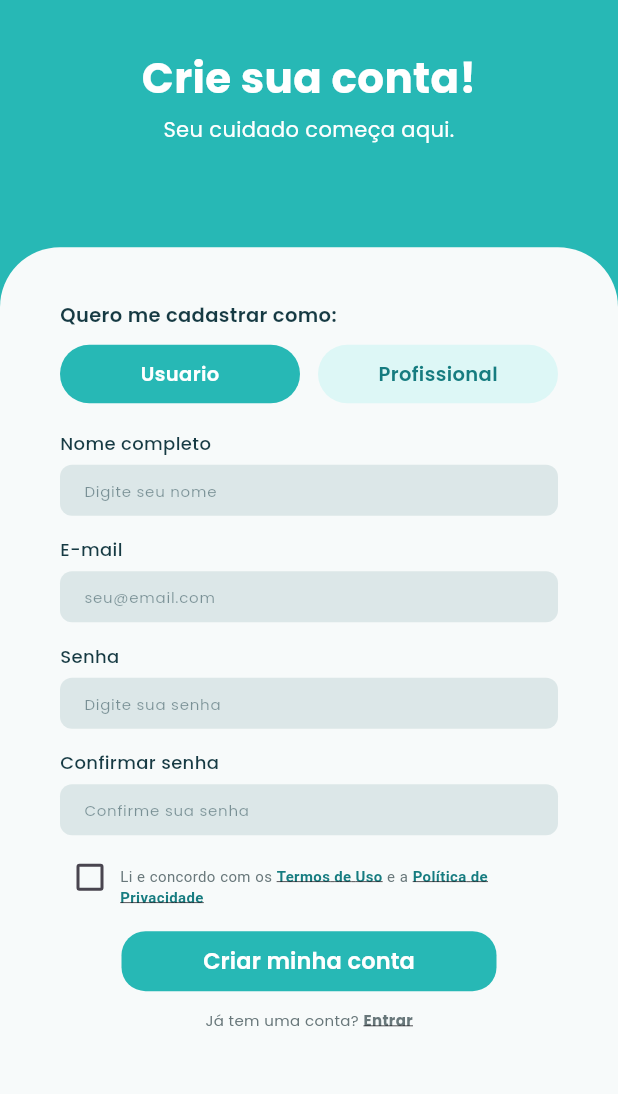
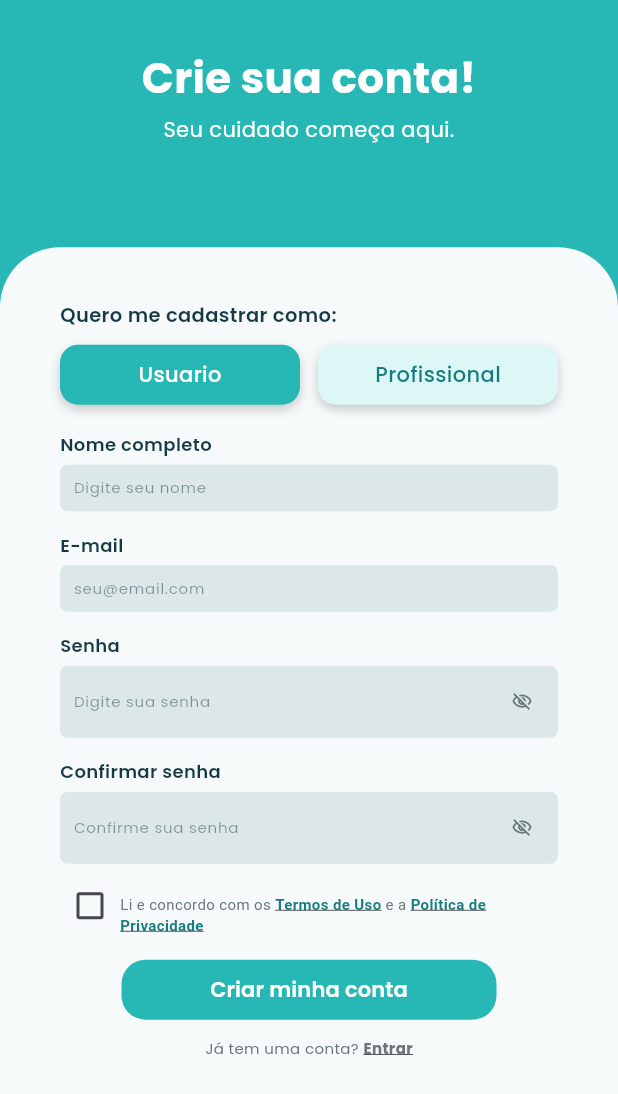
Before and after one commit to dzblivion/MedTrack, a Flutter app: the screen it shows after launch, after a tap on "Entrar", after a tap on "Criar Conta", on a phone screen of 412 x 824 dp. Shown: the top 1094 px of the screen. Run offline on Flutter 3.47's test engine with Material 3 defaults, Android fonts, the phone set to English and light mode, and no system bars; our stand-ins replace flutter_secure_storage, go_router, google_fonts; accounts and stored records are empty.

Commit message:
feat: aprimora interfaces e adiciona dependencias do frontend

```diff
--- a/frontend/lib/features/auth/cadastro_screen.dart
+++ b/frontend/lib/features/auth/cadastro_screen.dart
@@ -1,5 +1,6 @@
 import 'package:flutter/material.dart';
 import 'package:go_router/go_router.dart';
+import 'package:google_fonts/google_fonts.dart';
 import 'package:provider/provider.dart';
 
 import '../../app/rotas.dart';
@@ -37,6 +38,8 @@ class _CadastroScreenState extends State<CadastroScreen> {
   String? _ufRegistro;
   bool _aceitaTermos = false;
   bool _carregando = false;
+  bool _senhaVisivel = false;
+  bool _confirmarSenhaVisivel = false;
 
   @override
   void dispose() {
@@ -108,9 +111,9 @@ class _CadastroScreenState extends State<CadastroScreen> {
         child: Column(
           crossAxisAlignment: CrossAxisAlignment.start,
           children: [
-            const Text(
+            Text(
               'Quero me cadastrar como:',
-              style: TextStyle(
+              style: GoogleFonts.poppins(
                 color: AppColors.inputText,
                 fontSize: 13,
                 fontWeight: FontWeight.w600,
@@ -185,8 +188,21 @@ class _CadastroScreenState extends State<CadastroScreen> {
               label: 'Senha',
               hint: 'Digite sua senha',
               controller: _senhaController,
-              obscureText: true,
+              obscureText: !_senhaVisivel,
               textInputAction: TextInputAction.next,
+              suffixIcon: IconButton(
+                padding: EdgeInsets.zero,
+                constraints: const BoxConstraints(
+                  minWidth: 10,
+                  minHeight: 10,
+                ),
+                icon: Icon(
+                  _senhaVisivel ? Icons.visibility_outlined : Icons.visibility_off_outlined,
+                  color: AppColors.gray,
+                  size: 14
+                ),
+                onPressed: () => setState(() => _senhaVisivel = !_senhaVisivel),
+              ),
               validator: AuthValidators.novaSenha,
             ),
             const SizedBox(height: 14),
@@ -194,8 +210,21 @@ class _CadastroScreenState extends State<CadastroScreen> {
               label: 'Confirmar senha',
               hint: 'Confirme sua senha',
               controller: _confirmarSenhaController,
-              obscureText: true,
+              obscureText: !_confirmarSenhaVisivel,
               textInputAction: TextInputAction.done,
+              suffixIcon: IconButton(
+                padding: EdgeInsets.zero,
+                constraints: const BoxConstraints(
+                  minWidth: 10,
+                  minHeight: 10,
+                ),
+                icon: Icon(
+                  _confirmarSenhaVisivel ? Icons.visibility_outlined : Icons.visibility_off_outlined,
+                  color: AppColors.gray,
+                  size: 14
+                ),
+                onPressed: () => setState(() => _confirmarSenhaVisivel = !_confirmarSenhaVisivel),
+              ),
               validator: AuthValidators.confirmarSenha(
                 () => _senhaController.text,
               ),
--- a/frontend/lib/features/auth/login_screen.dart
+++ b/frontend/lib/features/auth/login_screen.dart
@@ -27,6 +27,7 @@ class _LoginScreenState extends State<LoginScreen> {
   final _senhaController = TextEditingController();
 
   bool _carregando = false;
+  bool _senhaVisivel = false;
 
   @override
   void dispose() {
@@ -89,6 +90,20 @@ class _LoginScreenState extends State<LoginScreen> {
               textInputAction: TextInputAction.done,
               validator: AuthValidators.senhaObrigatoria,
               onFieldSubmitted: (_) => _entrar(),
+
+              suffixIcon: IconButton(
+                padding: EdgeInsets.zero,
+                constraints: const BoxConstraints(
+                  minWidth: 10,
+                  minHeight: 10,
+                ),
+                icon: Icon(
+                  _senhaVisivel ? Icons.visibility_outlined : Icons.visibility_off_outlined,
+                  color: AppColors.gray,
+                  size: 14
+                ),
+                onPressed: () => setState(() => _senhaVisivel = !_senhaVisivel),
+              ),
             ),
             const SizedBox(height: 20),
             AuthLink(texto: 'Esqueci minha senha', onTap: _esqueciSenha),
--- a/frontend/lib/features/auth/widgets/user_type_toggle.dart
+++ b/frontend/lib/features/auth/widgets/user_type_toggle.dart
@@ -1,4 +1,5 @@
 import 'package:flutter/material.dart';
+import 'package:google_fonts/google_fonts.dart';
 
 import '../../../theme/app_theme.dart';
 
@@ -36,14 +37,22 @@ class UserTypeToggle extends StatelessWidget {
           alignment: Alignment.center,
           decoration: BoxDecoration(
             color: ativo ? AppColors.ciano : AppColors.cianoClaro,
-            borderRadius: BorderRadius.circular(20),
+            borderRadius: BorderRadius.circular(12),
+            boxShadow: [
+              BoxShadow(
+                color: Colors.black.withValues(alpha: 0.2),
+                blurRadius: 5,
+                offset: const Offset(0, 3),
+              ),
+            ]
+
           ),
           child: Text(
             texto,
-            style: TextStyle(
+            style: GoogleFonts.poppins(
               color: ativo ? Colors.white : AppColors.darkCiano,
-              fontSize: 13,
-              fontWeight: FontWeight.w600,
+              fontSize: 14,
+              fontWeight: FontWeight.w500,
             ),
           ),
         ),
--- a/frontend/lib/features/splash/splash_screen.dart
+++ b/frontend/lib/features/splash/splash_screen.dart
@@ -1,5 +1,6 @@
 import 'package:flutter/material.dart';
 import 'package:go_router/go_router.dart';
+import 'package:google_fonts/google_fonts.dart';
 
 import '../../app/rotas.dart';
 import '../../theme/app_theme.dart';
@@ -31,12 +32,12 @@ class SplashScreen extends StatelessWidget {
                 const Spacer(flex: 3),
                 const AppLogo(claro: true),
                 const Spacer(flex: 4),
-                const Text(
+                Text(
                   'Acompanhe seu tratamento de\nforma simples e organizada.',
-                  textAlign: TextAlign.center,
-                  style: TextStyle(
+                  textAlign: TextAlign.left,
+                  style: GoogleFonts.poppins(
                     color: AppColors.darkCiano,
-                    fontSize: 16,
+                    fontSize: 14,
                     fontWeight: FontWeight.w700,
                     height: 1.4,
                   ),
@@ -50,17 +51,17 @@ class SplashScreen extends StatelessWidget {
                 Row(
                   mainAxisAlignment: MainAxisAlignment.center,
                   children: [
-                    const Text(
+                    Text(
                       'Já tem uma conta? ',
-                      style: TextStyle(color: AppColors.gray, fontSize: 12),
+                      style: GoogleFonts.poppins(color: AppColors.gray, fontSize: 10),
                     ),
                     InkWell(
                       onTap: () => context.go(Rotas.login),
-                      child: const Text(
+                      child: Text(
                         'Entrar',
-                        style: TextStyle(
+                        style: GoogleFonts.poppins(
                           color: AppColors.gray,
-                          fontSize: 12,
+                          fontSize: 10,
                           fontWeight: FontWeight.w700,
                           decoration: TextDecoration.underline,
                         ),
--- a/frontend/lib/theme/app_theme.dart
+++ b/frontend/lib/theme/app_theme.dart
@@ -25,6 +25,6 @@ class AppTheme {
   static ThemeData lightTheme = ThemeData(
     useMaterial3: true,
     scaffoldBackgroundColor: AppColors.background,
-    fontFamily: GoogleFonts.poppins().fontFamily,
+    textTheme: GoogleFonts.poppinsTextTheme(),
   );
 }
--- a/frontend/lib/widgets/app_button.dart
+++ b/frontend/lib/widgets/app_button.dart
@@ -1,4 +1,5 @@
 import 'package:flutter/material.dart';
+import 'package:google_fonts/google_fonts.dart';
 
 import '../theme/app_theme.dart';
 
@@ -41,8 +42,8 @@ class AppButton extends StatelessWidget {
                 )
               : Text(
                   texto,
-                  style: const TextStyle(
-                    fontSize: 15,
+                  style: GoogleFonts.poppins(
+                    fontSize: 14,
                     fontWeight: FontWeight.w600,
                   ),
                 ),
--- a/frontend/lib/widgets/app_dropdown.dart
+++ b/frontend/lib/widgets/app_dropdown.dart
@@ -1,4 +1,5 @@
 import 'package:flutter/material.dart';
+import 'package:google_fonts/google_fonts.dart';
 
 import '../theme/app_theme.dart';
 
@@ -31,23 +32,24 @@ class AppDropdown extends StatelessWidget {
       children: [
         Text(
           label,
-          style: const TextStyle(
+          style: GoogleFonts.poppins(
             color: AppColors.inputText,
             fontSize: 12,
-            fontWeight: FontWeight.w500,
+            fontWeight: FontWeight.w600,
           ),
         ),
-        const SizedBox(height: 6),
+        const SizedBox(height: 5),
         DropdownButtonFormField<String>(
+          menuMaxHeight: 180,
           initialValue: valor,
           onChanged: onChanged,
           validator: validator,
           isExpanded: true,
-          icon: const Icon(Icons.keyboard_arrow_down, size: 20),
-          style: const TextStyle(color: AppColors.inputText, fontSize: 12),
+          icon: Transform.translate(offset: const Offset(10, 0), child: const Icon(Icons.keyboard_arrow_down_rounded, color: AppColors.gray, size: 18)),
+          style: GoogleFonts.poppins(color: AppColors.gray, fontSize: 10, fontWeight: FontWeight.w400),
           decoration: InputDecoration(
             hintText: hint,
-            hintStyle: const TextStyle(
+            hintStyle: GoogleFonts.poppins(
               color: AppColors.hintText,
               fontSize: 10,
             ),
@@ -55,20 +57,20 @@ class AppDropdown extends StatelessWidget {
             fillColor: AppColors.field,
             isDense: true,
             contentPadding: const EdgeInsets.symmetric(
-              horizontal: 12,
-              vertical: 8,
+              horizontal: 5,
+              vertical: 3,
             ),
-            errorStyle: const TextStyle(color: AppColors.error, fontSize: 11),
+            errorStyle: GoogleFonts.poppins(color: AppColors.error, fontSize: 10),
             border: OutlineInputBorder(
-              borderRadius: BorderRadius.circular(8),
+              borderRadius: BorderRadius.circular(5),
               borderSide: BorderSide.none,
             ),
             focusedBorder: OutlineInputBorder(
-              borderRadius: BorderRadius.circular(8),
+              borderRadius: BorderRadius.circular(5),
               borderSide: const BorderSide(color: AppColors.ciano),
             ),
             errorBorder: OutlineInputBorder(
-              borderRadius: BorderRadius.circular(8),
+              borderRadius: BorderRadius.circular(5),
               borderSide: const BorderSide(color: AppColors.error),
             ),
           ),
--- a/frontend/lib/widgets/app_logo.dart
+++ b/frontend/lib/widgets/app_logo.dart
@@ -1,6 +1,7 @@
 import 'package:flutter/material.dart';
 
-import '../theme/app_theme.dart';
+import 'package:frontend/theme/app_theme.dart';
+import 'package:google_fonts/google_fonts.dart';
 
 /// Marca "MedTrack" em duas cores.
 ///
@@ -22,19 +23,19 @@ class AppLogo extends StatelessWidget {
       children: [
         RichText(
           text: TextSpan(
-            style: const TextStyle(fontSize: 30, fontWeight: FontWeight.w800),
+            style: GoogleFonts.poppins(fontSize: 30, fontWeight: FontWeight.w800),
             children: [
               TextSpan(text: 'Med', style: TextStyle(color: corMed)),
               TextSpan(text: 'Track', style: TextStyle(color: corTrack)),
             ],
           ),
         ),
-        const SizedBox(height: 4),
+        const SizedBox(height: 1),
         Text(
           'SEU TRATAMENTO, NO SEU RITMO.',
-          style: TextStyle(
+          style: GoogleFonts.poppins(
             color: corTagline,
-            fontSize: 9,
+            fontSize: 8,
             fontWeight: FontWeight.w600,
             letterSpacing: 1.1,
           ),
--- a/frontend/lib/widgets/app_text_field.dart
+++ b/frontend/lib/widgets/app_text_field.dart
@@ -1,5 +1,6 @@
 import 'package:flutter/material.dart';
 import 'package:flutter/services.dart';
+import 'package:google_fonts/google_fonts.dart';
 
 import '../theme/app_theme.dart';
 
@@ -14,6 +15,7 @@ class AppTextField extends StatelessWidget {
   final ValueChanged<String>? onFieldSubmitted;
   final List<TextInputFormatter>? inputFormatters;
   final Iterable<String>? autofillHints;
+  final Widget? suffixIcon;
 
   /// Campo só de toque (ex.: abre um seletor de data em vez do teclado).
   final VoidCallback? onTap;
@@ -31,6 +33,7 @@ class AppTextField extends StatelessWidget {
     this.inputFormatters,
     this.autofillHints,
     this.onTap,
+    this.suffixIcon,
   });
 
   @override
@@ -40,13 +43,13 @@ class AppTextField extends StatelessWidget {
       children: [
         Text(
           label,
-          style: const TextStyle(
+          style: GoogleFonts.poppins(
             color: AppColors.inputText,
             fontSize: 12,
-            fontWeight: FontWeight.w500,
+            fontWeight: FontWeight.w600,
           ),
         ),
-        const SizedBox(height: 6),
+        const SizedBox(height: 5),
         TextFormField(
           controller: controller,
           obscureText: obscureText,
@@ -58,8 +61,13 @@ class AppTextField extends StatelessWidget {
           autofillHints: autofillHints,
           readOnly: onTap != null,
           onTap: onTap,
-          style: const TextStyle(color: AppColors.inputText, fontSize: 12),
+          style: GoogleFonts.poppins(color: AppColors.inputText, fontSize: 10),
           decoration: InputDecoration(
+            suffixIcon: suffixIcon,
+            suffixIconConstraints: const BoxConstraints(
+              minWidth: 30,
+              minHeight: 0,
+            ),
             hintText: hint,
             hintStyle: const TextStyle(
               color: AppColors.hintText,
@@ -69,24 +77,24 @@ class AppTextField extends StatelessWidget {
             fillColor: AppColors.field,
             isDense: true,
             contentPadding: const EdgeInsets.symmetric(
-              horizontal: 12,
+              horizontal: 5,
               vertical: 8,
             ),
-            errorStyle: const TextStyle(color: AppColors.error, fontSize: 11),
+            errorStyle: const TextStyle(color: AppColors.error, fontSize: 10),
             border: OutlineInputBorder(
-              borderRadius: BorderRadius.circular(8),
+              borderRadius: BorderRadius.circular(5),
               borderSide: BorderSide.none,
             ),
             errorBorder: OutlineInputBorder(
-              borderRadius: BorderRadius.circular(8),
+              borderRadius: BorderRadius.circular(5),
               borderSide: const BorderSide(color: AppColors.error),
             ),
             focusedErrorBorder: OutlineInputBorder(
-              borderRadius: BorderRadius.circular(8),
+              borderRadius: BorderRadius.circular(5),
               borderSide: const BorderSide(color: AppColors.error),
             ),
             focusedBorder: OutlineInputBorder(
-              borderRadius: BorderRadius.circular(8),
+              borderRadius: BorderRadius.circular(5),
               borderSide: const BorderSide(color: AppColors.ciano),
             ),
           ),
--- a/frontend/pubspec.yaml
+++ b/frontend/pubspec.yaml
@@ -41,6 +41,11 @@ dependencies:
   go_router: ^18.0.2
   flutter_localizations:
     sdk: flutter
+  camera: ^0.12.2
+  image_picker: ^1.2.4
+  file_picker: ^13.3.2
+  flutter_local_notifications: ^23.0.0
+  timezone: ^0.11.2
 
 dev_dependencies:
   flutter_test:
```
Also changed, not shown: frontend/pubspec.lock.
